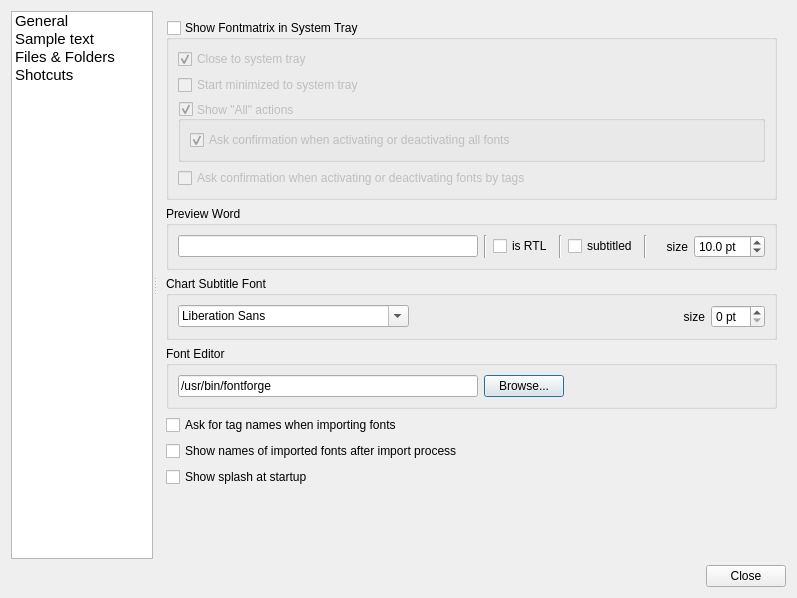
First picture: the form in src/prefs_panel.ui, repository fontmatrix/fontmatrix, before the edit.
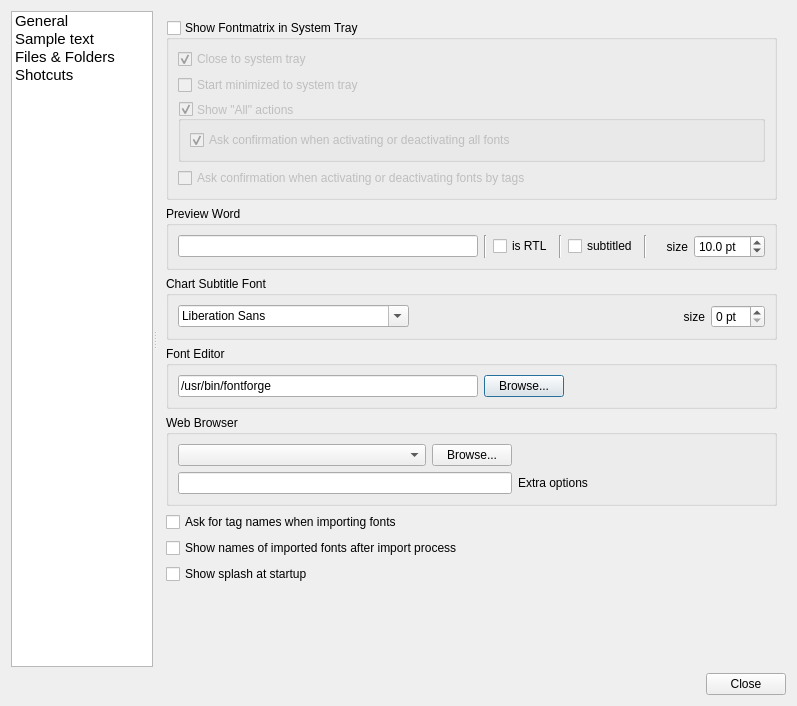
Second picture: the form after the edit. Icons and pictures are not drawn.

Commit message: Added - forced by the howling crowd, web browser for external links is now a preference.

```diff
--- a/src/prefs_panel.ui
+++ b/src/prefs_panel.ui
@@ -6,7 +6,7 @@
     <x>0</x>
     <y>0</y>
     <width>797</width>
-    <height>598</height>
+    <height>706</height>
    </rect>
   </property>
   <property name="windowTitle" >
@@ -292,28 +292,28 @@
           </layout>
          </widget>
         </item>
-        <item row="4" column="0" >
+        <item row="5" column="0" >
          <widget class="QCheckBox" name="initTagBox" >
           <property name="text" >
            <string>Ask for tag names when importing fonts</string>
           </property>
          </widget>
         </item>
-        <item row="5" column="0" >
+        <item row="6" column="0" >
          <widget class="QCheckBox" name="showNamesBox" >
           <property name="text" >
            <string>Show names of imported fonts after import process</string>
           </property>
          </widget>
         </item>
-        <item row="6" column="0" >
+        <item row="7" column="0" >
          <widget class="QCheckBox" name="splashCheck" >
           <property name="text" >
            <string>Show splash at startup</string>
           </property>
          </widget>
         </item>
-        <item row="7" column="0" >
+        <item row="8" column="0" >
          <spacer name="verticalSpacer" >
           <property name="orientation" >
            <enum>Qt::Vertical</enum>
@@ -361,6 +361,58 @@
           </layout>
          </widget>
         </item>
+        <item row="4" column="0" >
+         <widget class="QGroupBox" name="groupBox_9" >
+          <property name="title" >
+           <string>Web Browser</string>
+          </property>
+          <layout class="QGridLayout" name="gridLayout_9" >
+           <item row="0" column="0" >
+            <widget class="QComboBox" name="browserCombo" >
+             <property name="sizePolicy" >
+              <sizepolicy vsizetype="Fixed" hsizetype="Expanding" >
+               <horstretch>0</horstretch>
+               <verstretch>0</verstretch>
+              </sizepolicy>
+             </property>
+            </widget>
+           </item>
+           <item row="0" column="1" >
+            <widget class="QPushButton" name="browserButton" >
+             <property name="text" >
+              <string>Browse...</string>
+             </property>
+            </widget>
+           </item>
+           <item row="1" column="0" colspan="2" >
+            <widget class="QLineEdit" name="browserOptions" />
+           </item>
+           <item row="0" column="2" >
+            <spacer name="horizontalSpacer_3" >
+             <property name="orientation" >
+              <enum>Qt::Horizontal</enum>
+             </property>
+             <property name="sizeHint" stdset="0" >
+              <size>
+               <width>40</width>
+               <height>20</height>
+              </size>
+             </property>
+            </spacer>
+           </item>
+           <item row="1" column="2" >
+            <widget class="QLabel" name="label_9" >
+             <property name="text" >
+              <string>Extra options</string>
+             </property>
+             <property name="buddy" >
+              <cstring>browserOptions</cstring>
+             </property>
+            </widget>
+           </item>
+          </layout>
+         </widget>
+        </item>
        </layout>
       </widget>
       <widget class="QWidget" name="page_2" >
```
The commit also changes 5 other files.
